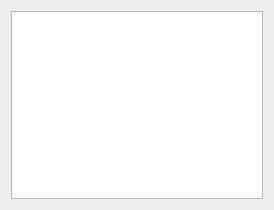
The window that ui/mapview.ui (etengabeko/metromap) describes before a commit, drawn with Qt 5.
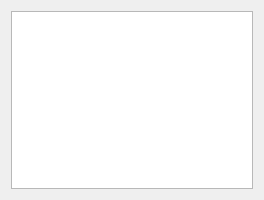
The same window after the commit.

The edit to the form file:
```diff
--- a/ui/mapview.ui
+++ b/ui/mapview.ui
@@ -6,8 +6,8 @@
    <rect>
     <x>0</x>
     <y>0</y>
-    <width>274</width>
-    <height>210</height>
+    <width>264</width>
+    <height>200</height>
    </rect>
   </property>
   <property name="windowTitle">
@@ -15,7 +15,7 @@
   </property>
   <layout class="QVBoxLayout" name="verticalLayout">
    <item>
-    <widget class="QPlainTextEdit" name="debugTextEdit"/>
+    <widget class="QGraphicsView" name="view"/>
    </item>
   </layout>
  </widget>
```
